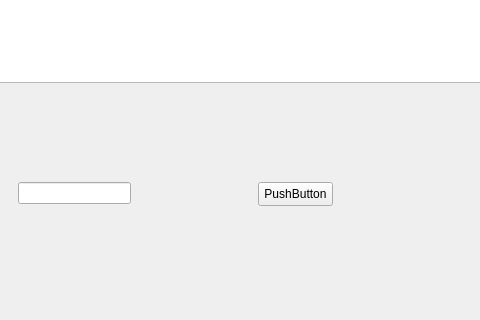
First picture: the form in chatwindow.ui, repository catkiru/chat, before the edit; both pictures show x 162 to 642 and y 308 to 628 of the 772 by 628 pixel window.
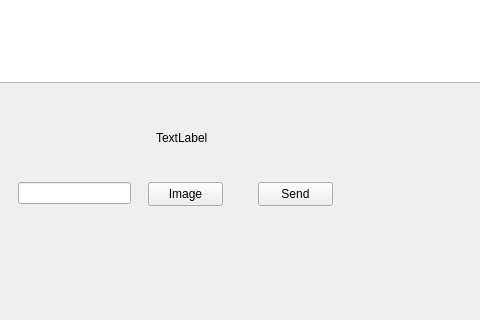
Second picture: the form after the edit.

```diff
--- a/chatwindow.ui
+++ b/chatwindow.ui
@@ -34,7 +34,7 @@
      </rect>
     </property>
     <property name="text">
-     <string>PushButton</string>
+     <string>Send</string>
     </property>
    </widget>
    <widget class="QListWidget" name="messages">
@@ -47,6 +47,32 @@
      </rect>
     </property>
    </widget>
+   <widget class="QPushButton" name="btnSelectImage">
+    <property name="geometry">
+     <rect>
+      <x>310</x>
+      <y>490</y>
+      <width>75</width>
+      <height>24</height>
+     </rect>
+    </property>
+    <property name="text">
+     <string>Image</string>
+    </property>
+   </widget>
+   <widget class="QLabel" name="imagePreviewLabel">
+    <property name="geometry">
+     <rect>
+      <x>318</x>
+      <y>425</y>
+      <width>81</width>
+      <height>41</height>
+     </rect>
+    </property>
+    <property name="text">
+     <string>TextLabel</string>
+    </property>
+   </widget>
   </widget>
   <widget class="QMenuBar" name="menubar">
    <property name="geometry">
```
